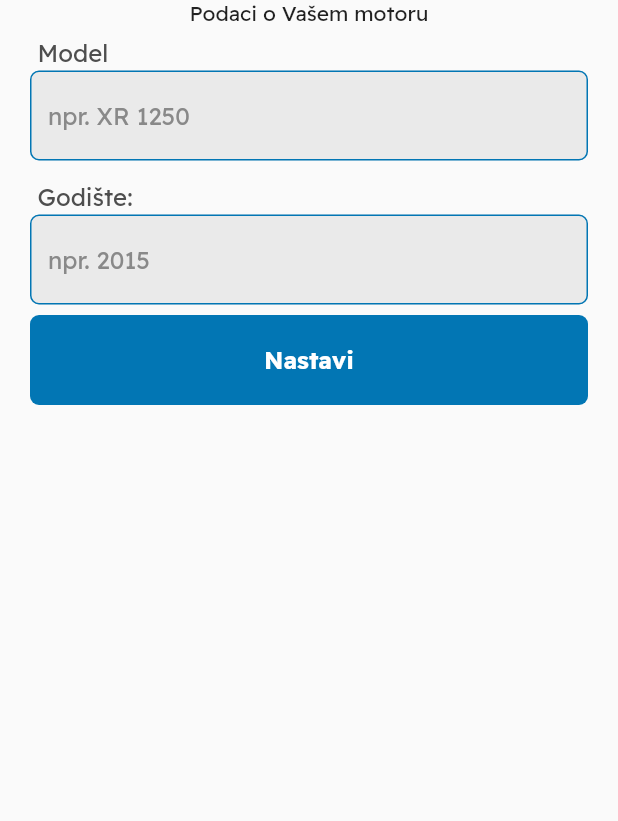
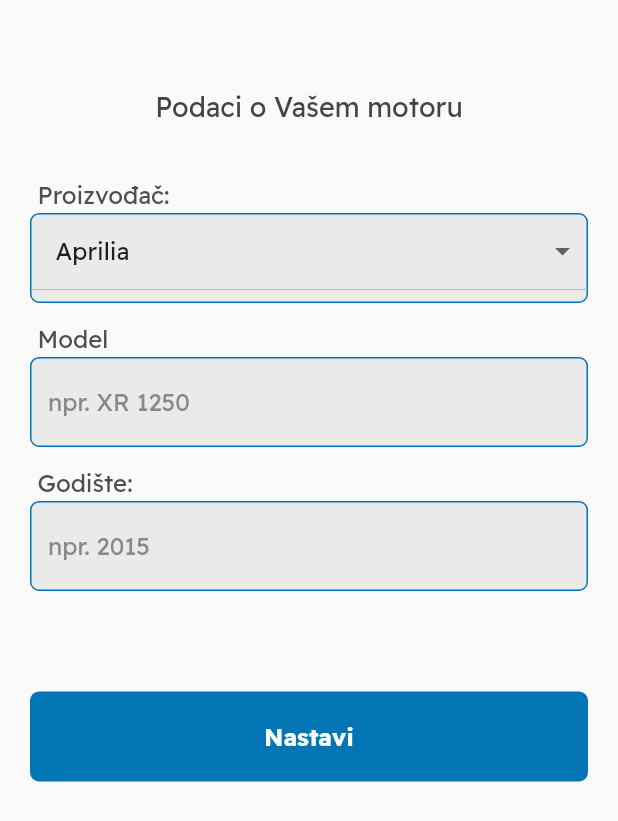
Before and after one commit to CroAnna/BikerZone, a Flutter app: the BikeInfoScreen screen opened directly, on a phone screen of 412 x 824 dp. Shown: the top 821 px of the screen. Run offline on Flutter 3.47's test engine with Material 2 defaults, Android fonts, the phone set to English and light mode, and no system bars; our stand-ins replace cloud_firestore, dot_navigation_bar, firebase_auth, firebase_core, firebase_storage, fluttertoast and 1 more; accounts and stored records are empty.

Commit message:
[ADD] manufacturer dropdown, year to int regex

```diff
--- a/lib/screens/bike_info_screen.dart
+++ b/lib/screens/bike_info_screen.dart
@@ -1,10 +1,11 @@
 import 'package:bikerzone/services/user_service.dart';
+import 'package:bikerzone/widgets/dropdown_custom.dart';
 import 'package:bikerzone/widgets/input_field_custom.dart';
 import 'package:bikerzone/widgets/large_button_custom.dart';
 import 'package:flutter/material.dart';
 
 class BikeInfoScreen extends StatefulWidget {
-  BikeInfoScreen({super.key});
+  const BikeInfoScreen({super.key});
 
   @override
   State<BikeInfoScreen> createState() => _BikeInfoScreenState();
@@ -13,11 +14,18 @@ class BikeInfoScreen extends StatefulWidget {
 class _BikeInfoScreenState extends State<BikeInfoScreen> {
   final bikeModelController = TextEditingController();
   final bikeYearController = TextEditingController();
-  String dropdownBikeBrandValue = "";
+  String dropdownManufacturerValue = "Aprilia";
 
   void addBike() {
-    Navigator.pop(context); // TODO check if it's still loading shown
-    addBikeDetails(bikeModelController.text, bikeYearController.text, "proizvodacNeki");
+    Navigator.pop(context);
+    addBikeDetails(bikeModelController.text, parseBikeYear(bikeYearController.text), dropdownManufacturerValue);
+  }
+
+  int parseBikeYear(String input) {
+    String numericOnly = input.replaceAll(RegExp(r'\D'), '');
+    numericOnly = numericOnly.replaceAll('.', '');
+    int bikeYear = int.tryParse(numericOnly) ?? 0;
+    return bikeYear;
   }
 
   @override
@@ -26,7 +34,40 @@ class _BikeInfoScreenState extends State<BikeInfoScreen> {
       body: SafeArea(
           child: Column(
         children: [
-          const Center(child: Text("Podaci o Vašem motoru")),
+          const Padding(
+            padding: EdgeInsets.only(top: 60, bottom: 30),
+            child: Center(
+              child: Text(
+                "Podaci o Vašem motoru",
+                style: TextStyle(
+                  fontSize: 18,
+                  color: Color(0xFF444444),
+                ),
+              ),
+            ),
+          ),
+          DropdownCustom(
+            labelText: "Proizvođač:",
+            dropdownList: const [
+              "Aprilia",
+              "BMW",
+              "Ducati",
+              "Harley-Davidson",
+              "Honda",
+              "Kawasaki",
+              "KTM",
+              "Moto Guzzi",
+              "Piaggio",
+              "Suzuki",
+              "Yamaha"
+            ],
+            dropdownValue: dropdownManufacturerValue,
+            onChanged: (String? newValue) {
+              setState(() {
+                dropdownManufacturerValue = newValue!;
+              });
+            },
+          ),
           InputFieldCustom(
             controller: bikeModelController,
             hintText: "npr. XR 1250",
@@ -37,7 +78,10 @@ class _BikeInfoScreenState extends State<BikeInfoScreen> {
             hintText: "npr. 2015",
             labelText: "Godište:",
           ),
-          LargeButtonCustom(onTap: addBike, btnText: "Nastavi")
+          Padding(
+            padding: const EdgeInsets.only(top: 60),
+            child: LargeButtonCustom(onTap: addBike, btnText: "Nastavi"),
+          )
         ],
       )),
     );
--- a/lib/screens/profile_screen.dart
+++ b/lib/screens/profile_screen.dart
@@ -36,7 +36,6 @@ class _ProfileScreenState extends State<ProfileScreen> {
     return Scaffold(
       backgroundColor: const Color(0xFFEAF2F4),
       body: SafeArea(
-        child: Center(
         child: StreamBuilder(
             stream: _userStream,
             builder: (context, snapshot) {
@@ -166,7 +165,7 @@ class _ProfileScreenState extends State<ProfileScreen> {
                 );
               }
               return const Text("error - empty data");
-                })),
+            }),
       ),
     );
   }
--- a/lib/services/user_service.dart
+++ b/lib/services/user_service.dart
@@ -19,7 +19,7 @@ Future addUserDetails(String fullname, String username, String email, DateTime b
   }
 }
 
-Future addBikeDetails(String model, String year, String manufacturer) async {
+Future addBikeDetails(String model, int year, String manufacturer) async {
   try {
     Map<String, dynamic> bike = {
       "model": model,
```
Lines whose indentation alone changed are shown as unchanged.
